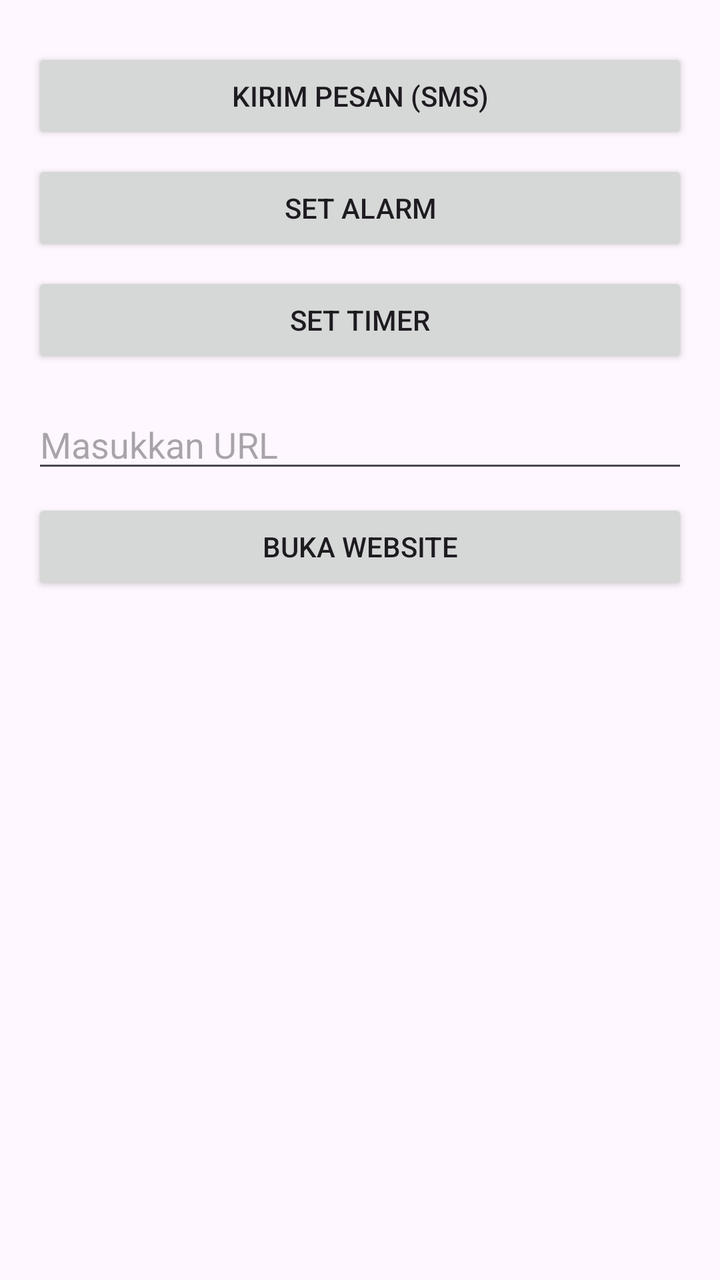
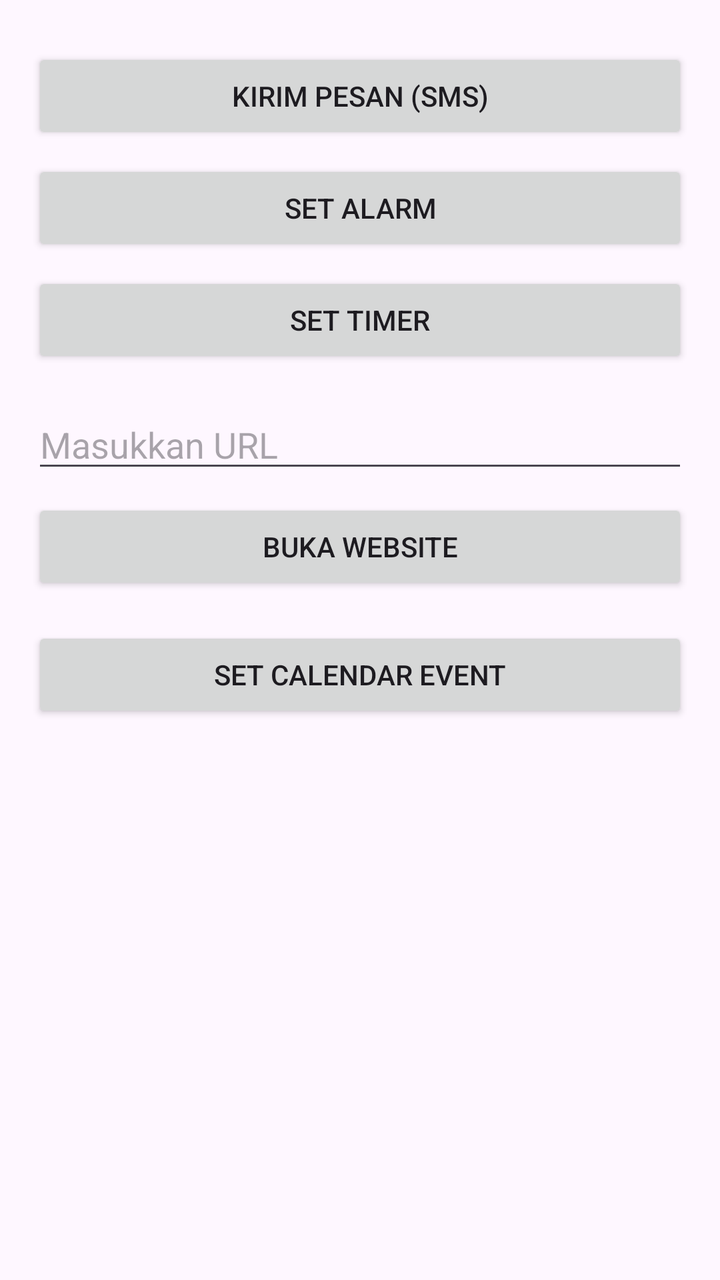

Screens rendered from an Android XML layout before and after an edit, with the pre-edit source and the edit as a unified diff.
<!-- AndroidManifest.xml: application theme Theme.ImplisitIntent -->
<!-- res/layout/activity_main.xml -->
<?xml version="1.0" encoding="utf-8"?>
<LinearLayout xmlns:android="http://schemas.android.com/apk/res/android"
    xmlns:tools="http://schemas.android.com/tools"
    android:id="@+id/main"
    android:layout_width="match_parent"
    android:layout_height="match_parent"
    android:orientation="vertical"
    android:padding="16dp"
    tools:context=".MainActivity">

    <Button
        android:id="@+id/btnKirimPesan"
        android:layout_width="match_parent"
        android:layout_height="wrap_content"
        android:text="Kirim Pesan (SMS)"
        android:layout_marginTop="8dp"/>

    <Button
        android:id="@+id/btnSetAlarm"
        android:layout_width="match_parent"
        android:layout_height="wrap_content"
        android:text="Set Alarm"
        android:layout_marginTop="8dp"/>

    <Button
        android:id="@+id/btnSetTimer"
        android:layout_width="match_parent"
        android:layout_height="wrap_content"
        android:text="Set Timer"
        android:layout_marginTop="8dp"/>

    <EditText
        android:id="@+id/etURL"
        android:layout_width="match_parent"
        android:layout_height="wrap_content"
        android:hint="Masukkan URL"
        android:layout_marginTop="16dp"/>

    <Button
        android:id="@+id/btnOpenURL"
        android:layout_width="match_parent"
        android:layout_height="wrap_content"
        android:text="Buka Website"
        android:layout_marginTop="8dp"/>

</LinearLayout>
<!-- resources referenced by this layout -->
<resources>
  <style name="Theme.ImplisitIntent" parent="Base.Theme.ImplisitIntent" />
  <style name="Base.Theme.ImplisitIntent" parent="Theme.Material3.DayNight.NoActionBar">
          
          
      </style>
</resources>

<!-- the commit's change to res/layout/activity_main.xml (unified diff, before → after) -->
@@ -43,4 +43,11 @@
         android:text="Buka Website"
         android:layout_marginTop="8dp"/>
 
+    <Button
+        android:id="@+id/btnSetEvent"
+        android:layout_width="match_parent"
+        android:layout_height="wrap_content"
+        android:text="Set Calendar Event"
+        android:layout_marginTop="16dp"/>
+
 </LinearLayout>
